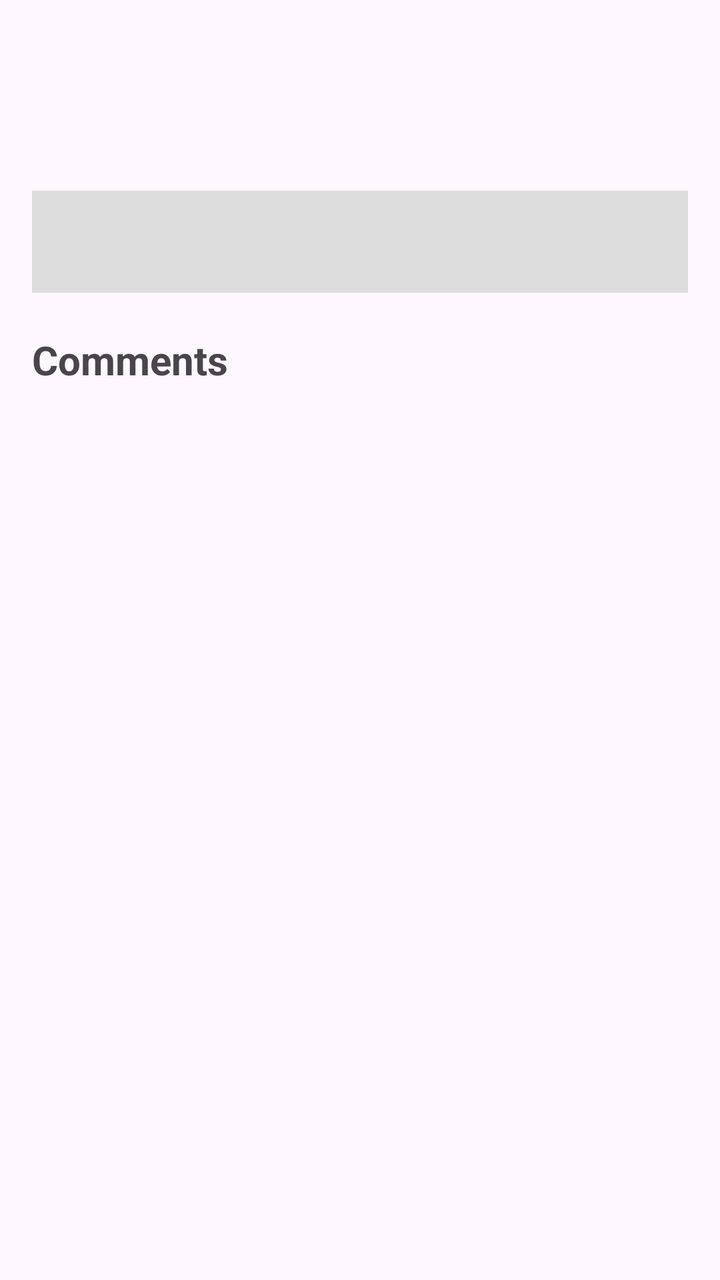
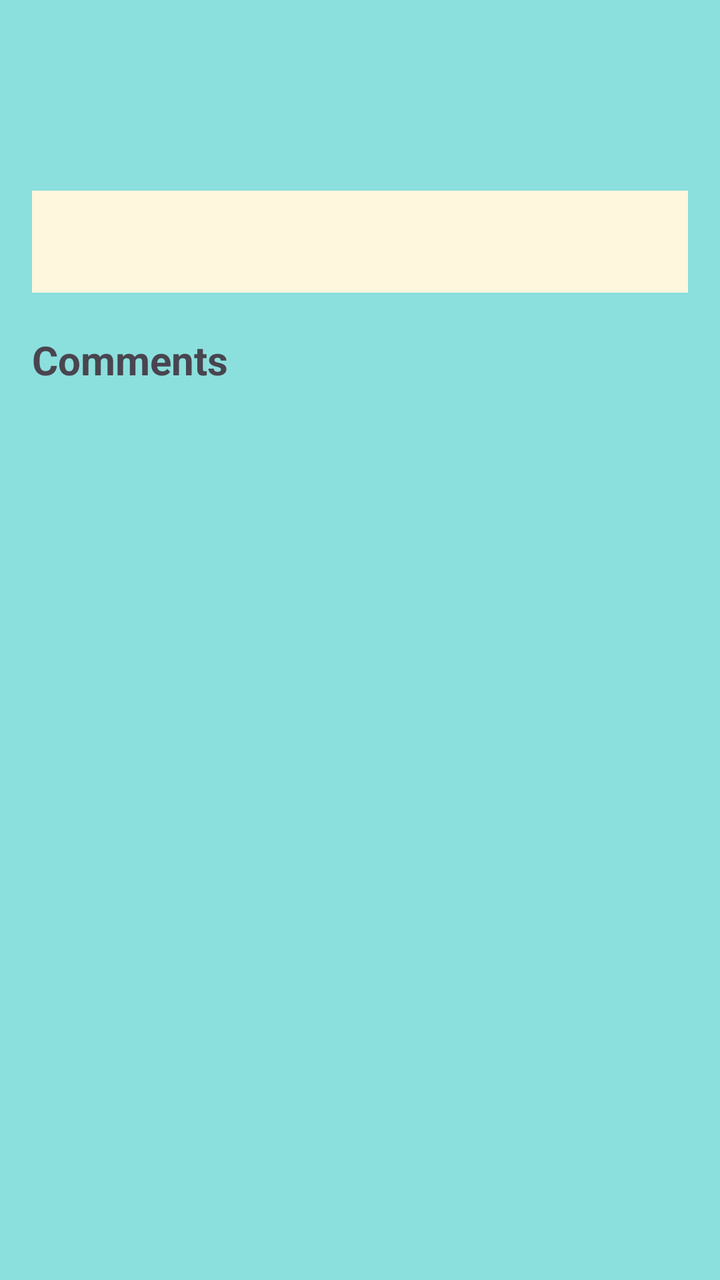

Two renders of the same Android screen: before a commit and after it. Below are the layout's source before the change and the commit's diff.
<!-- AndroidManifest.xml: application theme Theme.UniversityNewsApp -->
<!-- res/layout/activity_post_detail.xml -->
<?xml version="1.0" encoding="utf-8"?>
<ScrollView xmlns:android="http://schemas.android.com/apk/res/android"
    xmlns:app="http://schemas.android.com/apk/res-auto"
    xmlns:tools="http://schemas.android.com/tools"
    android:id="@+id/main"
    android:layout_width="match_parent"
    android:layout_height="match_parent"
    tools:context=".ui.PostDetailActivity">


        <LinearLayout
            android:layout_width="match_parent"
            android:layout_height="wrap_content"
            android:orientation="vertical"
            android:padding="16dp">

            <TextView
                android:id="@+id/tvPostTitle"
                android:layout_width="match_parent"
                android:layout_height="wrap_content"
                android:textSize="24sp"
                android:textStyle="bold"/>

            <TextView
                android:id="@+id/tvPostBody"
                android:layout_width="match_parent"
                android:layout_height="wrap_content"
                android:layout_marginTop="12dp"/>

            <TextView
                android:id="@+id/tvAuthor"
                android:layout_width="match_parent"
                android:layout_height="wrap_content"
                android:padding="16dp"
                android:layout_marginTop="16dp"
                android:background="#DDDDDD"/>

            <TextView
                android:layout_width="wrap_content"
                android:layout_height="wrap_content"
                android:text="Comments"
                android:textStyle="bold"
                android:textSize="20sp"
                android:layout_marginTop="20dp"/>

            <LinearLayout
                android:id="@+id/commentsContainer"
                android:layout_width="match_parent"
                android:layout_height="wrap_content"
                android:orientation="vertical"/>

        </LinearLayout>



</ScrollView>
<!-- resources referenced by this layout -->
<resources>
  <style name="Theme.UniversityNewsApp" parent="Base.Theme.UniversityNewsApp" />
  <style name="Base.Theme.UniversityNewsApp" parent="Theme.Material3.DayNight.NoActionBar">
          
          
      </style>
</resources>

<!-- the commit's change to res/layout/activity_post_detail.xml (unified diff, before → after) -->
@@ -5,7 +5,8 @@
     android:id="@+id/main"
     android:layout_width="match_parent"
     android:layout_height="match_parent"
-    tools:context=".ui.PostDetailActivity">
+    tools:context=".ui.PostDetailActivity"
+    android:background="#8BDFDD">
 
 
         <LinearLayout
@@ -33,7 +34,7 @@
                 android:layout_height="wrap_content"
                 android:padding="16dp"
                 android:layout_marginTop="16dp"
-                android:background="#DDDDDD"/>
+                android:background="#FFF6DE"/>
 
             <TextView
                 android:layout_width="wrap_content"
